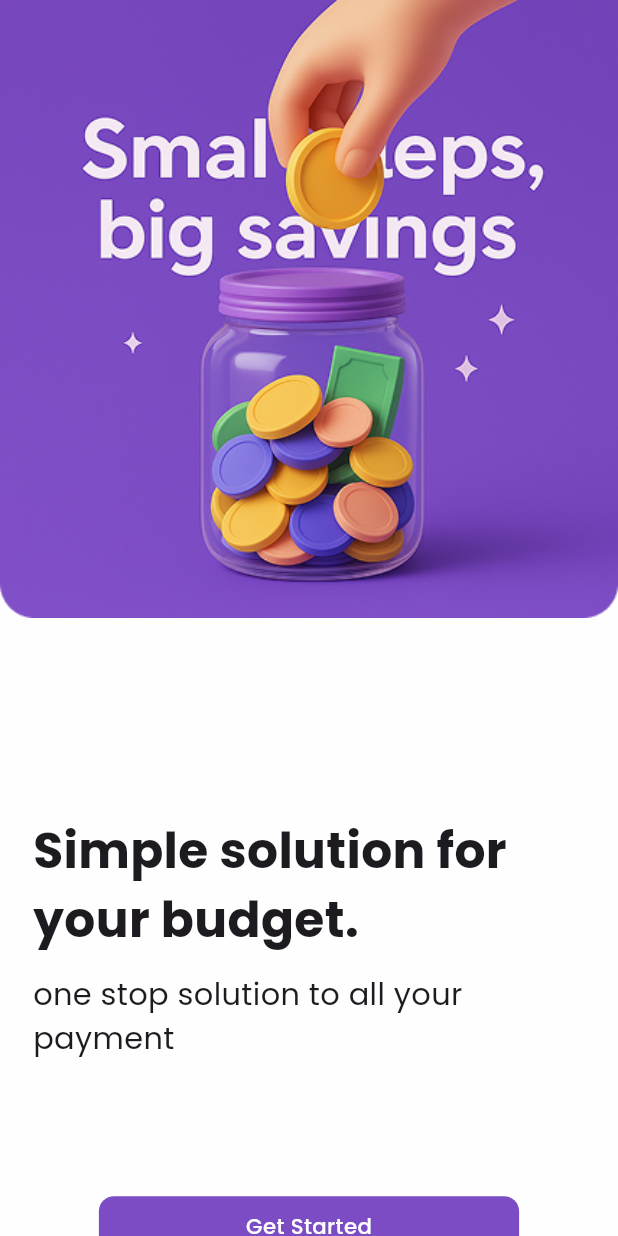
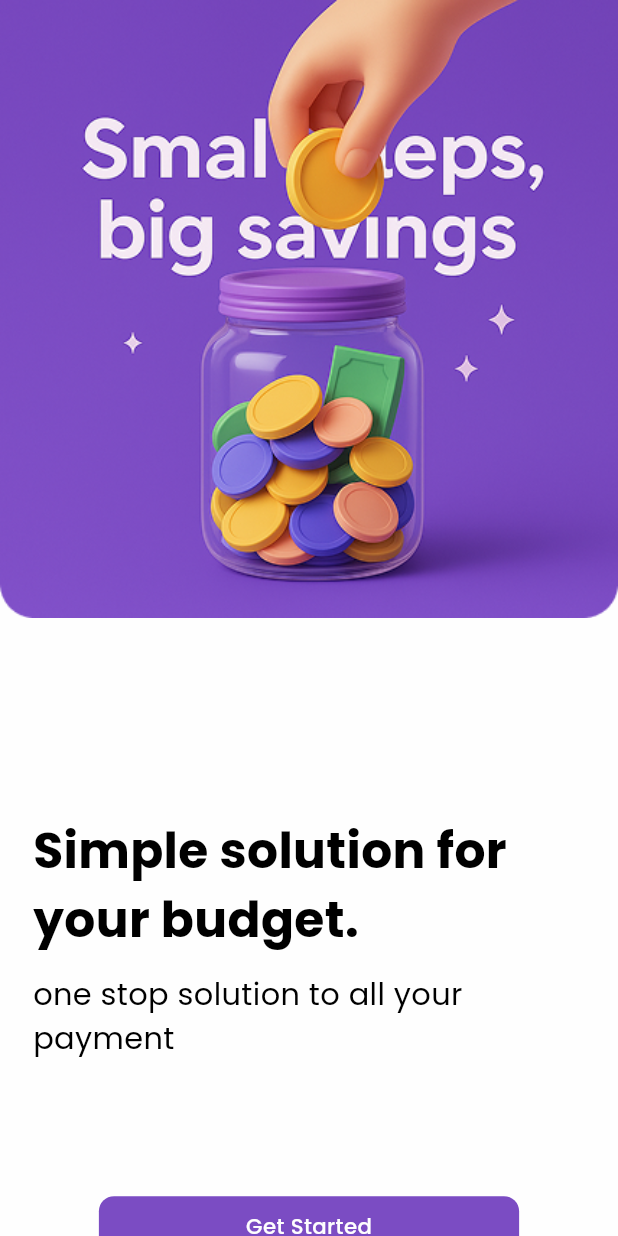
Before and after one commit to ziadmagdy109/walletly, a Flutter app: the screen it shows after launch, on a phone screen of 412 x 824 dp. Run offline on Flutter 3.47's test engine with Material 3 defaults, Android fonts, the phone set to English and light mode, and no system bars; our stand-ins replace flutter_screenutil, google_fonts.

Commit message:
Finish OnSplash

```diff
--- a/lib/core/routing/app_router.dart
+++ b/lib/core/routing/app_router.dart
@@ -1,5 +1,6 @@
 import 'package:flutter/material.dart';
 import 'package:walletly/core/routing/routes.dart';
+import 'package:walletly/features/home/presentation/views/home_view.dart';
 import 'package:walletly/features/onSplash/presentation/views/on_splash_view.dart';
 
 class AppRouter {
@@ -7,6 +8,8 @@ class AppRouter {
     switch (settings.name) {
       case Routes.onSplashView:
         return MaterialPageRoute(builder: (context) => OnSplashView());
+      case Routes.home:
+        return MaterialPageRoute(builder: (context) => HomeView());
       default:
         return MaterialPageRoute(
           builder: (context) => Scaffold(
--- a/lib/core/routing/routes.dart
+++ b/lib/core/routing/routes.dart
@@ -1,3 +1,4 @@
 class Routes {
   static const onSplashView = "/";
+  static const home = "/HomeView";
 }
--- a/lib/core/utils/app_colors.dart
+++ b/lib/core/utils/app_colors.dart
@@ -2,5 +2,6 @@ import 'package:flutter/widgets.dart';
 
 class AppColors {
   static const Color myWhite = Color(0xffFEFEFE);
+  static const Color myBlack = Color(0xff000000);
   static const Color myPurple = Color(0xff7B4CC3);
 }
--- /dev/null
+++ b/lib/features/home/presentation/views/home_view.dart
@@ -0,0 +1,10 @@
+import 'package:flutter/material.dart';
+
+class HomeView extends StatelessWidget {
+  const HomeView({super.key});
+
+  @override
+  Widget build(BuildContext context) {
+    return Scaffold(body: Center(child: Text("data")));
+  }
+}
--- a/lib/features/onSplash/presentation/views/on_splash_view.dart
+++ b/lib/features/onSplash/presentation/views/on_splash_view.dart
@@ -3,6 +3,7 @@ import 'package:flutter_screenutil/flutter_screenutil.dart';
 import 'package:walletly/core/utils/app_colors.dart';
 import 'package:walletly/core/utils/app_constants.dart';
 import 'package:walletly/core/utils/app_text_style.dart';
+import 'package:walletly/features/onSplash/presentation/widgets/button_on_splash.dart';
 
 class OnSplashView extends StatelessWidget {
   const OnSplashView({super.key});
@@ -10,7 +11,8 @@ class OnSplashView extends StatelessWidget {
   @override
   Widget build(BuildContext context) {
     return Scaffold(
-      body: Column(
+      body: SingleChildScrollView(
+        child: Column(
           children: [
             Image.asset(
               AppConstants.kImageSplash,
@@ -24,12 +26,16 @@ class OnSplashView extends StatelessWidget {
                 children: [
                   Text(
                     AppConstants.kFirstTextOnSplash,
-                  style: AppTextStyle.font32Weight700,
+                    style: AppTextStyle.font32Weight700.copyWith(
+                      color: AppColors.myBlack,
+                    ),
                   ),
                   SizedBox(height: 12.h),
                   Text(
                     AppConstants.kSecondTextOnSplash,
-                  style: AppTextStyle.font20Weight400,
+                    style: AppTextStyle.font20Weight400.copyWith(
+                      color: AppColors.myBlack,
+                    ),
                   ),
                   SizedBox(height: 90.h),
                 ],
@@ -37,24 +43,10 @@ class OnSplashView extends StatelessWidget {
             ),
             Padding(
               padding: EdgeInsets.symmetric(horizontal: 60.w),
-            child: Container(
-              height: 40.h,
-              width: double.infinity.w,
-              decoration: BoxDecoration(
-                color: AppColors.myPurple,
-                borderRadius: BorderRadius.circular(10.sp),
-              ),
-              child: Center(
-                child: Text(
-                  AppConstants.kTextButtonOnSplash,
-                  style: AppTextStyle.font14Weight500.copyWith(
-                    color: AppColors.myWhite,
-                  ),
-                ),
-              ),
-            ),
+              child: ButtonOnSplash(),
             ),
           ],
+        ),
       ),
     );
   }
--- /dev/null
+++ b/lib/features/onSplash/presentation/widgets/button_on_splash.dart
@@ -0,0 +1,35 @@
+import 'package:flutter/material.dart';
+import 'package:flutter_screenutil/flutter_screenutil.dart';
+import 'package:walletly/core/routing/routes.dart';
+import 'package:walletly/core/utils/app_colors.dart';
+import 'package:walletly/core/utils/app_constants.dart';
+import 'package:walletly/core/utils/app_text_style.dart';
+
+class ButtonOnSplash extends StatelessWidget {
+  const ButtonOnSplash({super.key});
+
+  @override
+  Widget build(BuildContext context) {
+    return GestureDetector(
+      onTap: () {
+        Navigator.pushReplacementNamed(context, Routes.home);
+      },
+      child: Container(
+        height: 40.h,
+        width: double.infinity.w,
+        decoration: BoxDecoration(
+          color: AppColors.myPurple,
+          borderRadius: BorderRadius.circular(10.sp),
+        ),
+        child: Center(
+          child: Text(
+            AppConstants.kTextButtonOnSplash,
+            style: AppTextStyle.font14Weight500.copyWith(
+              color: AppColors.myWhite,
+            ),
+          ),
+        ),
+      ),
+    );
+  }
+}
```
Also changed, not shown: 1 other file. Lines whose indentation alone changed are shown as unchanged.
